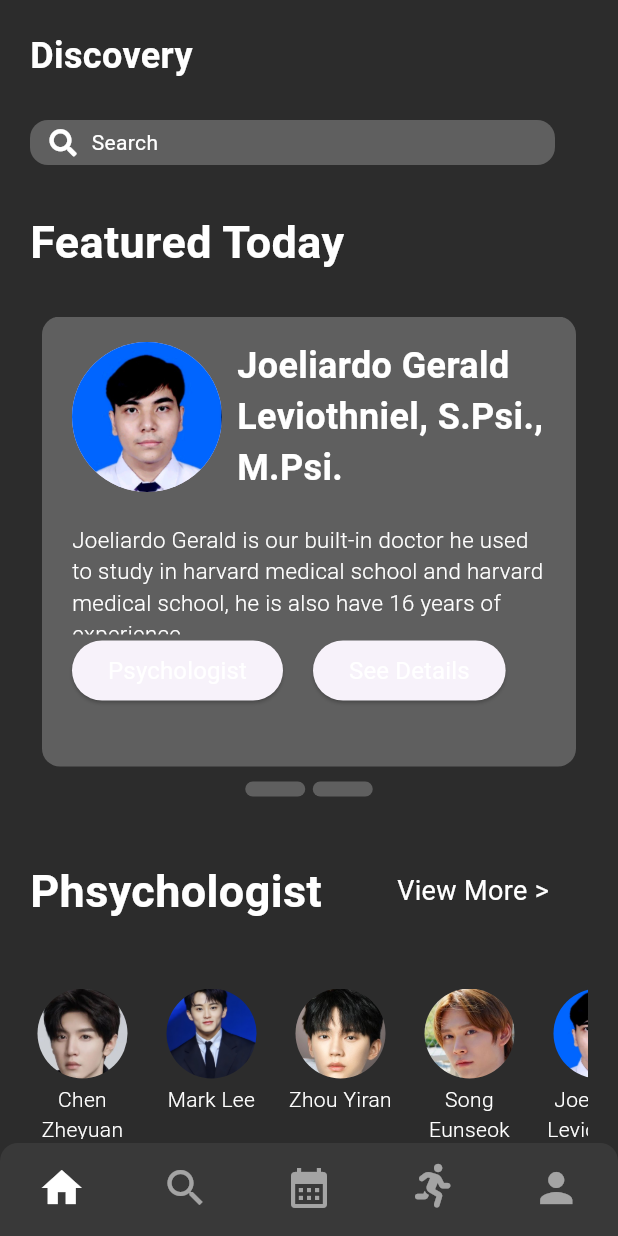
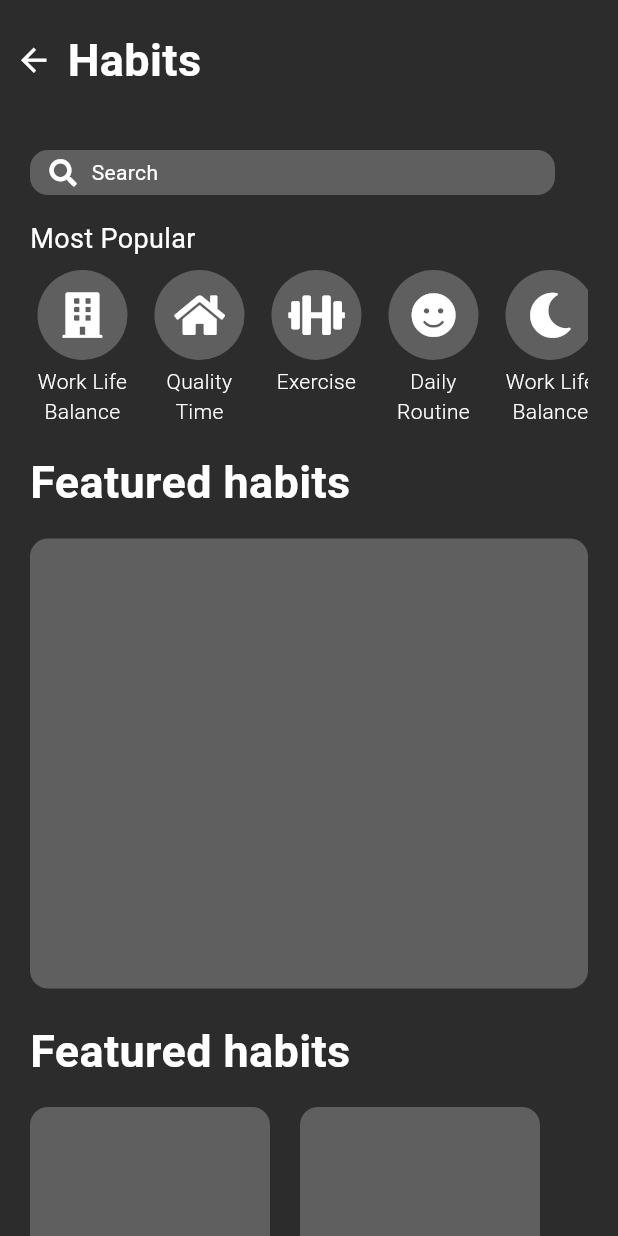
Before and after one commit to diandrakina/selamat_application, a Flutter app: the screen it shows after launch, on a phone screen of 412 x 824 dp. Run offline on Flutter 3.47's test engine with Material 3 defaults, Android fonts, the phone set to English and light mode, and no system bars; drawn by our look-alikes of carousel_slider; our stand-ins replace cached_network_image, fl_chart, flutter_svg, font_awesome_flutter, numberpicker; Roboto replaces fonts that are missing (SamsungSans).

Commit message:
Diandra _ DIscovery Page

```diff
--- a/lib/main.dart
+++ b/lib/main.dart
@@ -1,6 +1,7 @@
 import 'package:flutter/material.dart';
 import 'package:flutter/services.dart';
 import 'package:flutter/scheduler.dart';
+import 'package:selamat_application/pages/discovery_page/habitPage.dart';
 // LOGIN
 import 'package:selamat_application/pages/login_page/loginPage.dart';
 import 'package:selamat_application/pages/login_page/createUsernamePage.dart';
@@ -64,7 +65,8 @@ class MyApp extends StatelessWidget {
       // ),
       theme: new ThemeData(scaffoldBackgroundColor: AppColors.bgDarkMode),
       debugShowCheckedModeBanner: false,
-      home: DiscoveryPage(),
+      // home: DiscoveryPage(),
+      home: HabitPage(),
     );
   }
 }
--- a/lib/pages/discovery_page/discoveryPage.dart
+++ b/lib/pages/discovery_page/discoveryPage.dart
@@ -104,11 +104,10 @@ class _DiscoveryPageState extends State<DiscoveryPage> {
                       Row(
                         mainAxisAlignment: MainAxisAlignment.center,
                         children: [
-                          _circularContainer(),
-                          SizedBox(
-                            width: 5,
+                          for (int i = 0; i < 2; i++)
+                            _circularContainer(
+                              margin: EdgeInsets.only(right: 10),
                             ),
-                          _circularContainer(),
                         ],
                       )
                     ],
@@ -422,22 +421,26 @@ class _circularContainer extends StatelessWidget {
   final double? width;
   final double radius;
   final double padding;
+  final EdgeInsets? margin;
   final Color bgColor;
   final Widget? child;
-  const _circularContainer(
-      {super.key,
+  const _circularContainer({
+    super.key,
     this.height = 10,
     this.width = 40,
     this.radius = 24,
+    this.padding = 0,
+    this.margin,
     this.bgColor = AppColors.white,
     this.child,
-      this.padding = 0});
+  });
 
   @override
   Widget build(BuildContext context) {
     return Container(
       height: 10,
       width: 40,
+      margin: margin,
       decoration: BoxDecoration(
           color: AppColors.activeCalendar,
           borderRadius: BorderRadius.circular(24)),
--- /dev/null
+++ b/lib/pages/discovery_page/habitPage.dart
@@ -0,0 +1,230 @@
+import 'package:flutter/material.dart';
+import 'package:font_awesome_flutter/font_awesome_flutter.dart';
+import 'package:selamat_application/styles/styles.dart';
+
+class HabitPage extends StatefulWidget {
+  const HabitPage({super.key});
+
+  @override
+  State<HabitPage> createState() => _HabitPageState();
+}
+
+class _HabitPageState extends State<HabitPage> {
+  @override
+  Widget build(BuildContext context) {
+    return SafeArea(
+      child: Scaffold(
+        appBar: AppBar(
+          toolbarHeight: 80,
+          leadingWidth: double.maxFinite,
+          leading: Container(
+            color: AppColors.bgDarkMode,
+            child: Row(
+              children: [
+                Padding(padding: EdgeInsets.all(5)),
+                FaIcon(
+                  Icons.arrow_back,
+                  color: AppColors.white,
+                  size: 25,
+                ),
+                Padding(padding: EdgeInsets.all(5)),
+                Text(
+                  "Habits",
+                  style: TextStyles.bold_30,
+                ),
+              ],
+            ),
+          ),
+        ),
+        resizeToAvoidBottomInset: false,
+        body: SingleChildScrollView(
+          child: Container(
+            padding: EdgeInsets.only(left: 20, right: 20),
+            child: Column(
+              crossAxisAlignment: CrossAxisAlignment.start,
+              children: [
+                SizedBox(
+                  height: 20,
+                ),
+
+                //BOX SEARCH
+                Container(
+                  height: 30,
+                  width: 350,
+                  decoration: BoxDecoration(
+                    color: AppColors.activeCalendar,
+                    borderRadius: BorderRadius.circular(12),
+                  ),
+                  child: Row(
+                    children: [
+                      SizedBox(
+                        width: 13,
+                      ),
+                      FaIcon(
+                        FontAwesomeIcons.search,
+                        size: 18,
+                        color: AppColors.white,
+                      ),
+                      SizedBox(
+                        width: 10,
+                      ),
+                      Text(
+                        "Search",
+                        style: TextStyles.regular_14,
+                      )
+                    ],
+                  ),
+                ),
+                SizedBox(
+                  height: 16,
+                ),
+
+                //MOST POPULAR HABIT
+                Text(
+                  "Most Popular",
+                  style: TextStyles.medium_18,
+                ),
+                SizedBox(
+                  height: 8,
+                ),
+                SingleChildScrollView(
+                  scrollDirection: Axis.horizontal,
+                  child: Container(
+                    child: Row(
+                      children: [
+                        ContainerHabits(
+                            iconHabit: FontAwesomeIcons.solidBuilding,
+                            nameHabit: 'Work Life Balance'),
+                        SizedBox(
+                          width: 8,
+                        ),
+                        ContainerHabits(
+                            iconHabit: FontAwesomeIcons.home,
+                            nameHabit: 'Quality Time'),
+                        SizedBox(
+                          width: 8,
+                        ),
+                        ContainerHabits(
+                            iconHabit: FontAwesomeIcons.dumbbell,
+                            nameHabit: 'Exercise'),
+                        SizedBox(
+                          width: 8,
+                        ),
+                        ContainerHabits(
+                            iconHabit: FontAwesomeIcons.solidSmile,
+                            nameHabit: 'Daily Routine'),
+                        SizedBox(
+                          width: 8,
+                        ),
+                        ContainerHabits(
+                            iconHabit: FontAwesomeIcons.solidMoon,
+                            nameHabit: 'Work Life Balance'),
+                        SizedBox(
+                          width: 8,
+                        ),
+                        ContainerHabits(
+                            iconHabit: FontAwesomeIcons.golfBall,
+                            nameHabit: 'Playing Golf'),
+                        SizedBox(
+                          width: 8,
+                        ),
+                      ],
+                    ),
+                  ),
+                ),
+
+                //FEATURED HABITS
+                Padding(padding: EdgeInsets.all(10)),
+                Text(
+                  "Featured habits",
+                  style: TextStyles.bold_30,
+                ),
+                Padding(padding: EdgeInsets.all(8)),
+                Container(
+                  height: 300,
+                  decoration: BoxDecoration(
+                      color: AppColors.activeCalendar,
+                      borderRadius: BorderRadius.circular(12)),
+                ),
+
+                //YOUR RECENT HABITS
+                Padding(padding: EdgeInsets.all(10)),
+                Text(
+                  "Featured habits",
+                  style: TextStyles.bold_30,
+                ),
+                Padding(padding: EdgeInsets.all(8)),
+                Row(
+                  children: [
+                    Container(
+                      height: 250,
+                      width: 160,
+                      decoration: BoxDecoration(
+                          color: AppColors.activeCalendar,
+                          borderRadius: BorderRadius.circular(12)),
+                    ),
+                    SizedBox(
+                      width: 20,
+                    ),
+                    Container(
+                      height: 250,
+                      width: 160,
+                      decoration: BoxDecoration(
+                          color: AppColors.activeCalendar,
+                          borderRadius: BorderRadius.circular(12)),
+                    ),
+                  ],
+                ),
+                SizedBox(
+                  height: 40,
+                )
+              ],
+            ),
+          ),
+        ),
+      ),
+    );
+  }
+}
+
+class ContainerHabits extends StatefulWidget {
+  final IconData iconHabit;
+  final String nameHabit;
+  const ContainerHabits(
+      {Key? key, required this.iconHabit, required this.nameHabit});
+
+  @override
+  State<ContainerHabits> createState() => _ContainerHabitsState();
+}
+
+class _ContainerHabitsState extends State<ContainerHabits> {
+  @override
+  Widget build(BuildContext context) {
+    return Container(
+      height: 100,
+      width: 70,
+      child: Column(children: [
+        Container(
+          height: 60,
+          decoration: BoxDecoration(
+              shape: BoxShape.circle, color: AppColors.activeCalendar),
+          child: Center(
+            child: FaIcon(
+              widget.iconHabit,
+              size: 30,
+              color: AppColors.white,
+            ),
+          ),
+        ),
+        Padding(padding: EdgeInsets.all(2)),
+        Text(
+          widget.nameHabit,
+          style: TextStyles.light_14,
+          textAlign: TextAlign.center,
+          maxLines: 2,
+          overflow: TextOverflow.ellipsis,
+        )
+      ]),
+    );
+  }
+}
```
Lines whose indentation alone changed are shown as unchanged.
